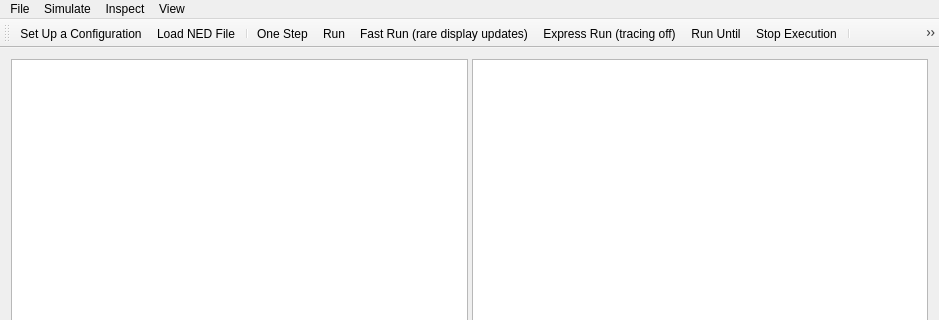
Above: src/qtenv/mainwindow.ui from omnetpp/omnetpp before the change; both pictures show x 0 to 939 and y 0 to 320 of the 939 by 692 pixel window. Below: the same form after it.
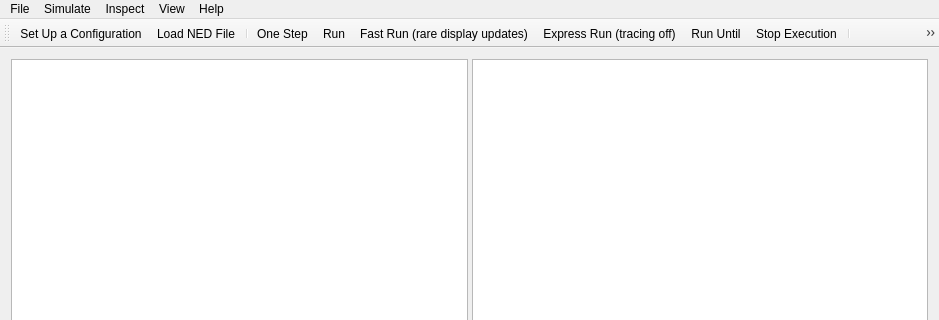
That is the form after the change. Icons and pictures are not drawn.

Commit message: qtenv: Add menu to main window.

The edit to the form file:
```diff
--- a/src/qtenv/mainwindow.ui
+++ b/src/qtenv/mainwindow.ui
@@ -166,11 +166,20 @@
      <string>View</string>
     </property>
     <addaction name="actionTimeline"/>
+    <addaction name="separator"/>
+    <addaction name="actionFlipWindowLayout"/>
+   </widget>
+   <widget class="QMenu" name="menuHelp">
+    <property name="title">
+     <string>Help</string>
+    </property>
+    <addaction name="actionAbout_OMNeT_Qtenv"/>
    </widget>
    <addaction name="menuFile"/>
    <addaction name="menuSimulate"/>
    <addaction name="menuInspect"/>
    <addaction name="menuView"/>
+   <addaction name="menuHelp"/>
   </widget>
   <widget class="QToolBar" name="toolBar">
    <property name="windowTitle">
```
Left out of the diff: 126 changed lines with no effect on the pictures.
